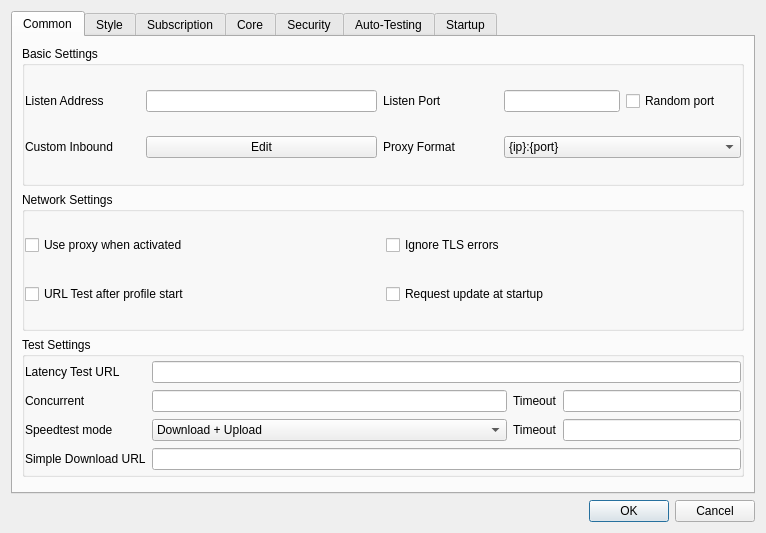
qr243vbi/nekobox, file src/nekobox/ui/setting/dialog_basic_settings.ui: the form before one commit.
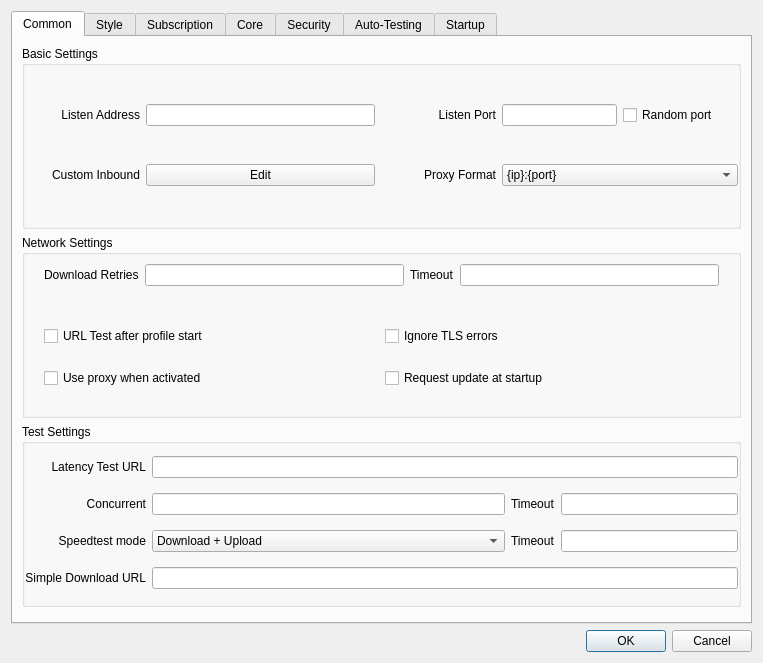
The form after the commit. Custom widgets are drawn as their Qt base class.

Commit message: Replace QtNetwork with cpr

The edit to the form file:
```diff
--- a/src/nekobox/ui/setting/dialog_basic_settings.ui
+++ b/src/nekobox/ui/setting/dialog_basic_settings.ui
@@ -6,8 +6,8 @@
    <rect>
     <x>0</x>
     <y>0</y>
-    <width>766</width>
-    <height>533</height>
+    <width>763</width>
+    <height>663</height>
    </rect>
   </property>
   <property name="sizePolicy">
@@ -102,6 +102,9 @@
             <property name="text">
              <string>Listen Port</string>
             </property>
+            <property name="alignment">
+             <set>Qt::AlignmentFlag::AlignRight|Qt::AlignmentFlag::AlignTrailing|Qt::AlignmentFlag::AlignVCenter</set>
+            </property>
            </widget>
           </item>
           <item row="1" column="1" colspan="2">
@@ -116,6 +119,9 @@
             <property name="text">
              <string>Custom Inbound</string>
             </property>
+            <property name="alignment">
+             <set>Qt::AlignmentFlag::AlignRight|Qt::AlignmentFlag::AlignTrailing|Qt::AlignmentFlag::AlignVCenter</set>
+            </property>
            </widget>
           </item>
           <item row="0" column="1" colspan="2">
@@ -136,6 +142,9 @@
             <property name="text">
              <string>Proxy Format</string>
             </property>
+            <property name="alignment">
+             <set>Qt::AlignmentFlag::AlignRight|Qt::AlignmentFlag::AlignTrailing|Qt::AlignmentFlag::AlignVCenter</set>
+            </property>
            </widget>
           </item>
           <item row="0" column="0">
@@ -143,6 +152,9 @@
             <property name="text">
              <string>Listen Address</string>
             </property>
+            <property name="alignment">
+             <set>Qt::AlignmentFlag::AlignRight|Qt::AlignmentFlag::AlignTrailing|Qt::AlignmentFlag::AlignVCenter</set>
+            </property>
            </widget>
           </item>
           <item row="0" column="4">
@@ -168,43 +180,113 @@
          </property>
          <layout class="QGridLayout" name="gridLayout_13">
           <property name="leftMargin">
-           <number>0</number>
+           <number>10</number>
           </property>
           <property name="topMargin">
            <number>0</number>
           </property>
           <property name="rightMargin">
-           <number>0</number>
+           <number>10</number>
           </property>
           <property name="bottomMargin">
            <number>0</number>
           </property>
           <item row="0" column="0">
-           <widget class="QCheckBox" name="network_use_proxy">
-            <property name="text">
-             <string>Use proxy when activated</string>
+           <widget class="QWidget" name="widget_3" native="true">
+            <property name="sizePolicy">
+             <sizepolicy hsizetype="Preferred" vsizetype="Maximum">
+              <horstretch>0</horstretch>
+              <verstretch>0</verstretch>
+             </sizepolicy>
             </property>
+            <layout class="QHBoxLayout" name="horizontalLayout_14">
+             <item>
+              <widget class="QLabel" name="label_29">
+               <property name="sizePolicy">
+                <sizepolicy hsizetype="Maximum" vsizetype="Maximum">
+                 <horstretch>0</horstretch>
+                 <verstretch>0</verstretch>
+                </sizepolicy>
+               </property>
+               <property name="text">
+                <string>Download Retries</string>
+               </property>
+              </widget>
+             </item>
+             <item>
+              <widget class="QLineEdit" name="download_retries">
+               <property name="sizePolicy">
+                <sizepolicy hsizetype="Minimum" vsizetype="Fixed">
+                 <horstretch>0</horstretch>
+                 <verstretch>0</verstretch>
+                </sizepolicy>
+               </property>
+              </widget>
+             </item>
+             <item>
+              <widget class="QLabel" name="label_30">
+               <property name="sizePolicy">
+                <sizepolicy hsizetype="Maximum" vsizetype="Maximum">
+                 <horstretch>0</horstretch>
+                 <verstretch>0</verstretch>
+                </sizepolicy>
+               </property>
+               <property name="text">
+                <string>Timeout</string>
+               </property>
+              </widget>
+             </item>
+             <item>
+              <widget class="QLineEdit" name="download_timeout">
+               <property name="sizePolicy">
+                <sizepolicy hsizetype="Minimum" vsizetype="Fixed">
+                 <horstretch>0</horstretch>
+                 <verstretch>0</verstretch>
+                </sizepolicy>
+               </property>
+              </widget>
+             </item>
+            </layout>
            </widget>
           </item>
           <item row="1" column="0">
-           <widget class="QCheckBox" name="test_after_start">
-            <property name="text">
-             <string>URL Test after profile start</string>
+           <widget class="QWidget" name="widget_4" native="true">
+            <property name="sizePolicy">
+             <sizepolicy hsizetype="Preferred" vsizetype="Minimum">
+              <horstretch>0</horstretch>
+              <verstretch>0</verstretch>
+             </sizepolicy>
             </property>
-           </widget>
-          </item>
-          <item row="1" column="1">
-           <widget class="QCheckBox" name="startup_update">
-            <property name="text">
-             <string>Request update at startup</string>
-            </property>
-           </widget>
-          </item>
-          <item row="0" column="1">
-           <widget class="QCheckBox" name="net_insecure">
-            <property name="text">
-             <string>Ignore TLS errors</string>
-            </property>
+            <layout class="QGridLayout" name="gridLayout_14">
+             <item row="2" column="1">
+              <widget class="QCheckBox" name="network_use_proxy">
+               <property name="text">
+                <string>Use proxy when activated</string>
+               </property>
+              </widget>
+             </item>
+             <item row="2" column="3">
+              <widget class="QCheckBox" name="startup_update">
+               <property name="text">
+                <string>Request update at startup</string>
+               </property>
+              </widget>
+             </item>
+             <item row="0" column="3">
+              <widget class="QCheckBox" name="net_insecure">
+               <property name="text">
+                <string>Ignore TLS errors</string>
+               </property>
+              </widget>
+             </item>
+             <item row="0" column="1">
+              <widget class="QCheckBox" name="test_after_start">
+               <property name="text">
+                <string>URL Test after profile start</string>
+               </property>
+              </widget>
+             </item>
+            </layout>
            </widget>
           </item>
          </layout>
@@ -242,6 +324,9 @@
             <property name="text">
              <string>Simple Download URL</string>
             </property>
+            <property name="alignment">
+             <set>Qt::AlignmentFlag::AlignRight|Qt::AlignmentFlag::AlignTrailing|Qt::AlignmentFlag::AlignVCenter</set>
+            </property>
            </widget>
           </item>
           <item row="2" column="1">
@@ -275,9 +360,15 @@
           </item>
           <item row="0" column="0">
            <widget class="QLabel" name="label_13">
+            <property name="layoutDirection">
+             <enum>Qt::LayoutDirection::LeftToRight</enum>
+            </property>
             <property name="text">
              <string>Latency Test URL</string>
             </property>
+            <property name="alignment">
+             <set>Qt::AlignmentFlag::AlignRight|Qt::AlignmentFlag::AlignTrailing|Qt::AlignmentFlag::AlignVCenter</set>
+            </property>
            </widget>
           </item>
           <item row="2" column="0">
@@ -285,6 +376,9 @@
             <property name="text">
              <string>Speedtest mode</string>
             </property>
+            <property name="alignment">
+             <set>Qt::AlignmentFlag::AlignRight|Qt::AlignmentFlag::AlignTrailing|Qt::AlignmentFlag::AlignVCenter</set>
+            </property>
            </widget>
           </item>
           <item row="1" column="0">
@@ -292,6 +386,9 @@
             <property name="text">
              <string>Concurrent</string>
             </property>
+            <property name="alignment">
+             <set>Qt::AlignmentFlag::AlignRight|Qt::AlignmentFlag::AlignTrailing|Qt::AlignmentFlag::AlignVCenter</set>
+            </property>
            </widget>
           </item>
           <item row="2" column="2">
```
Left out of the diff: 26 changed lines with no effect on the pictures. The commit also changes 110 other files.
